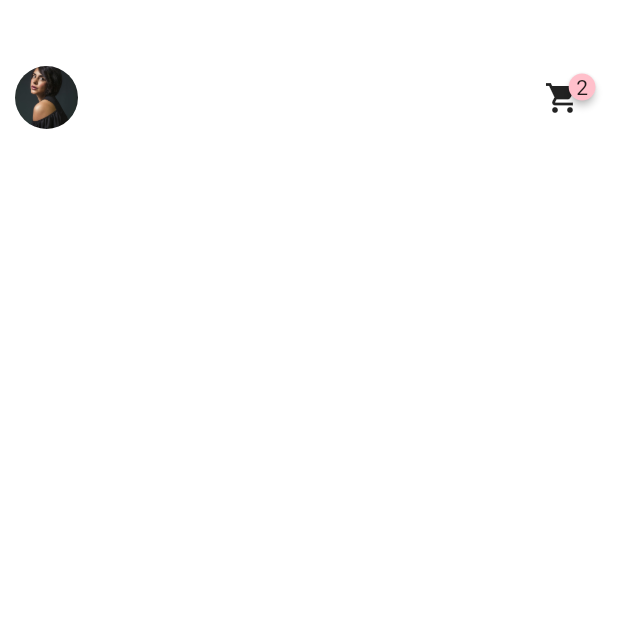
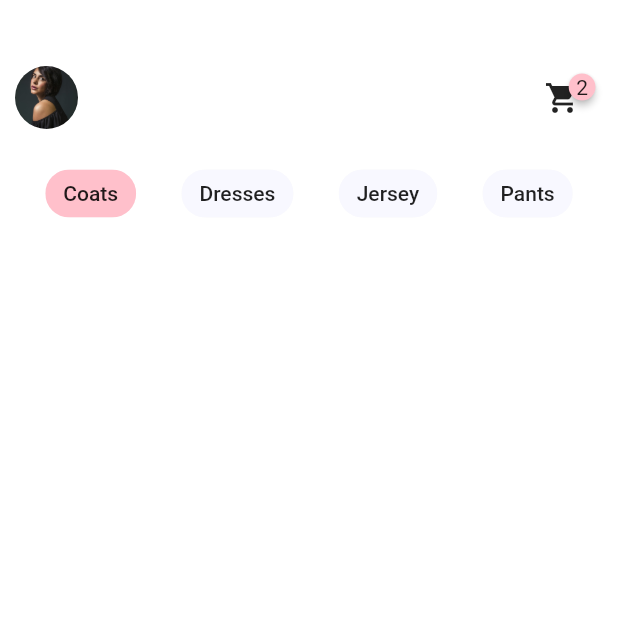
Before and after one commit to DevAdedoyin/e-commerce-store-ui, a Flutter app: the screen it shows after launch, on a phone screen of 412 x 824 dp, the top half of it. Run offline on Flutter 3.47's test engine with Material 2 defaults, Android fonts, the phone set to English and light mode, and no system bars; drawn by our look-alikes of badges.

Commit message:
Custom Card: Image urls

```diff
--- a/lib/main.dart
+++ b/lib/main.dart
@@ -25,7 +25,7 @@ class MyApp extends StatelessWidget {
         appBarTheme: const AppBarTheme(color: Colorz.white, elevation: 0),
         primarySwatch: Colors.blue,
       ),
-      home: const HomeScreen(),
+      home: HomeScreen(),
     );
   }
 }
--- a/lib/screens/home_screen.dart
+++ b/lib/screens/home_screen.dart
@@ -1,8 +1,9 @@
+import 'package:e_commerce_store_ui/themes/colors.dart';
 import 'package:e_commerce_store_ui/widgets/appbar.dart';
 import 'package:flutter/material.dart';
 
 class HomeScreen extends StatelessWidget {
-  const HomeScreen({Key? key}) : super(key: key);
+  HomeScreen({Key? key}) : super(key: key);
 
   @override
   Widget build(BuildContext context) {
@@ -23,9 +24,38 @@ class HomeScreen extends StatelessWidget {
                 ),
               ),
             ),
-          )
+          ),
+          const SizedBox(
+            height: 5,
+          ),
+          Row(
+            mainAxisAlignment: MainAxisAlignment.spaceEvenly,
+            children: List.generate(
+              categories.length,
+              (index) => Chip(
+                label: Text(categories[index]),
+                backgroundColor:
+                    index != 0 ? Colorz.ghostWhite : Colorz.pinkColor,
+              ),
+            ),
+          ),
         ],
       ),
     );
   }
+
+  final List<String> categories = const [
+    'Coats',
+    'Dresses',
+    'Jersey',
+    'Pants',
+  ];
+
+  final List<String> imageUrls = [
+    'https://images.asos-media.com/products/asos-design-double-breasted-coat-in-black/23385810-1-black?\$n_240w\$&wid=40&fit=constrain',
+    'https://images.asos-media.com/products/forever-new-smart-collar-pea-coat-in-black/200414986-1-black?\$n_320w\$&wid=317&fit=constrain',
+    'https://images.asos-media.com/products/mango-tailored-pea-coat-in-light-blue/201685473-1-blue?\$n_320w\$&wid=317&fit=constrain',
+    'https://images.asos-media.com/products/forever-new-curve-top-faux-fur-collar-coat-in-grey/200987180-1-grey?\$n_320w\$&wid=317&fit=constrain',
+    'https://images.asos-media.com/products/forever-new-petite-smart-collar-pea-coat-in-grey/200460866-1-cream?\$n_320w\$&wid=317&fit=constrain'
+  ];
 }
--- /dev/null
+++ b/lib/widgets/card.dart
@@ -0,0 +1,15 @@
+import 'package:e_commerce_store_ui/themes/colors.dart';
+import 'package:flutter/material.dart';
+
+class CustomCard extends StatelessWidget {
+  const CustomCard({Key? key}) : super(key: key);
+
+  @override
+  Widget build(BuildContext context) {
+    return Container(
+      color: Colorz.white,
+      child: Column(children: [
+        Image.network('')
+      ],),);
+  }
+}
```
